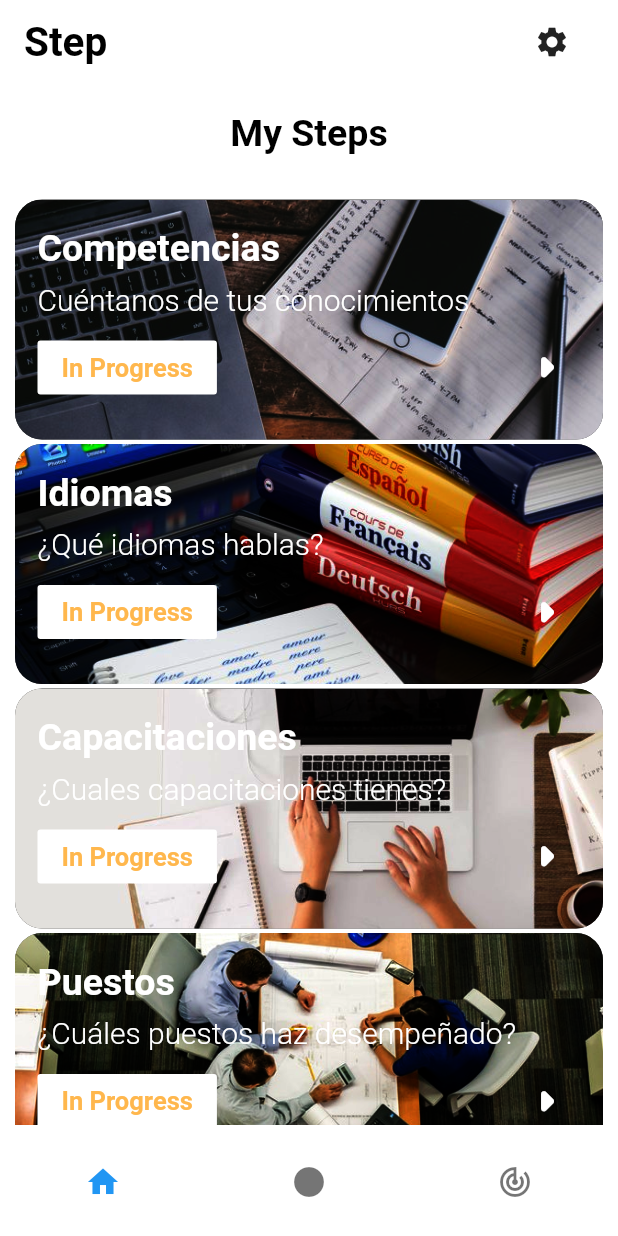
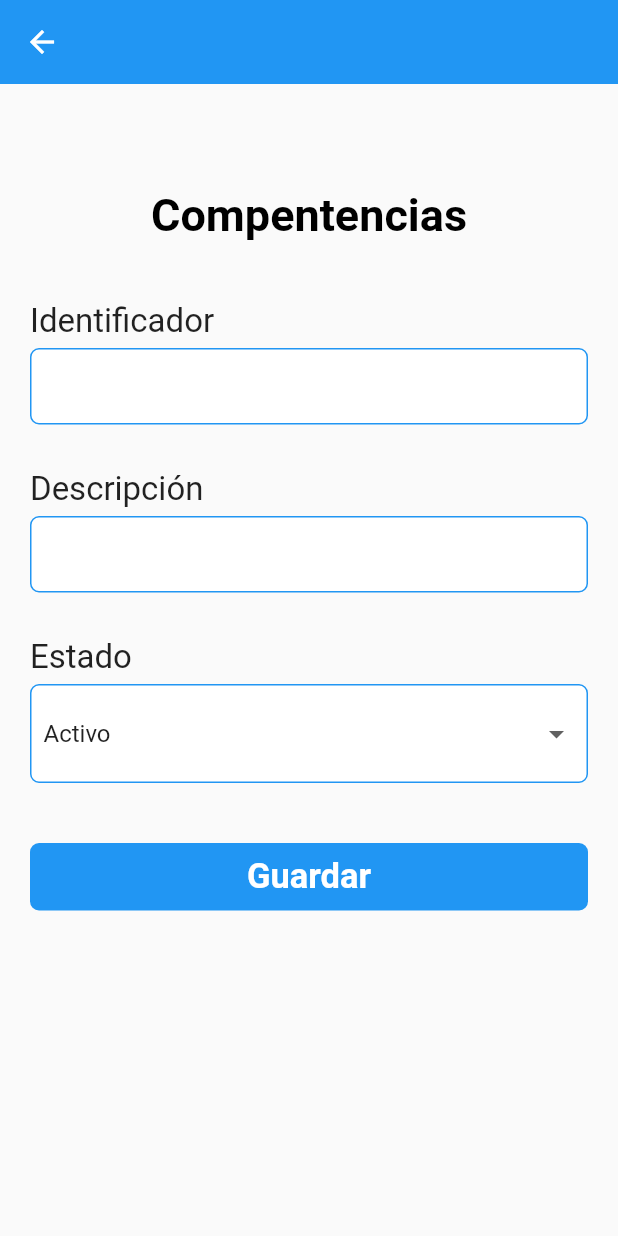
Before and after one commit to JhonasV/Step, a Flutter app: the screen it shows after launch, after a tap on "Competencias", on a phone screen of 412 x 824 dp. Run offline on Flutter 3.47's test engine with Material 2 defaults, Android fonts, the phone set to English and light mode, and no system bars.

Commit message:
compentencies screen added

```diff
--- /dev/null
+++ b/lib/config/menu.dart
@@ -0,0 +1,76 @@
+import 'package:flutter/material.dart';
+
+List<Map<String, dynamic>> stepMenuItems = [
+  {
+    "title": "Competencias",
+    "subtitle": "Cuéntanos de tus conocimientos",
+    "icon": Icons.arrow_right,
+    "imageUrl": "assets/images/competencies.jpg",
+    "color1": Colors.blue,
+    "color2": Colors.blue[200],
+  },
+  {
+    "title": "Idiomas",
+    "subtitle": "¿Qué idiomas hablas?",
+    "icon": Icons.arrow_right,
+    "imageUrl": "assets/images/languages.jpg",
+    "color1": Colors.red,
+    "color2": Colors.red[200],
+  },
+  {
+    "title": "Capacitaciones",
+    "subtitle": "¿Cuales capacitaciones tienes?",
+    "icon": Icons.arrow_right,
+    "imageUrl": "assets/images/trainings.jpg",
+    "color1": Colors.green,
+    "color2": Colors.green[200],
+  },
+  {
+    "title": "Puestos",
+    "subtitle": "¿Cuáles puestos haz desempeñado?",
+    "icon": Icons.arrow_right,
+    "imageUrl": "assets/images/job_roles.jpg",
+    "color1": Colors.black,
+    "color2": Colors.grey[200],
+  },
+  {
+    "title": "Candidatos",
+    "subtitle": "Completa tu información de candidato",
+    "icon": Icons.arrow_right,
+    "imageUrl": "assets/images/candidates.jpg",
+    "color1": Colors.blue,
+    "color2": Colors.blue[200],
+  },
+  {
+    "title": "Experiencia laboral",
+    "subtitle": "Hablános de tu experiencia",
+    "icon": Icons.arrow_right,
+    "imageUrl": "assets/images/experience.jpg",
+    "color1": Colors.orange,
+    "color2": Colors.orange[200],
+  },
+  {
+    "title": "Selección candidato",
+    "subtitle": "Gestiona tus candidatos",
+    "icon": Icons.arrow_right,
+    "imageUrl": "assets/images/competencies.jpg",
+    "color1": Colors.yellow,
+    "color2": Colors.yellow[200],
+  },
+  {
+    "title": "Consultas",
+    "subtitle": "Información de los candidatos",
+    "icon": Icons.arrow_right,
+    "imageUrl": "assets/images/competencies.jpg",
+    "color1": Colors.purple,
+    "color2": Colors.purple[200],
+  },
+  {
+    "title": "Reportes",
+    "subtitle": "Estadísticas de candidatos",
+    "icon": Icons.arrow_right,
+    "imageUrl": "assets/images/competencies.jpg",
+    "color1": Colors.teal,
+    "color2": Colors.teal[200],
+  },
+];
--- a/lib/main.dart
+++ b/lib/main.dart
@@ -1,4 +1,5 @@
-import 'package:Step/screens/home.dart';
+import 'package:Step/screens/competencies_screen.dart';
+import 'package:Step/screens/home_screen.dart';
 import 'package:flutter/material.dart';
 
 void main() => runApp(MyApp());
@@ -9,45 +10,11 @@ class MyApp extends StatelessWidget {
     return MaterialApp(
       title: "Step",
       debugShowCheckedModeBanner: false,
-      home: Scaffold(
-        appBar: AppBar(
-          elevation: 0.0,
-          backgroundColor: Colors.white,
-          title: Text(
-            "Step",
-            style: TextStyle(
-              color: Colors.black,
-              fontWeight: FontWeight.bold,
-              fontSize: 27.0,
-            ),
-          ),
-          actions: [
-            FlatButton(
-              onPressed: () {},
-              child: Icon(Icons.settings),
-            ),
-          ],
-        ),
-        bottomNavigationBar: BottomNavigationBar(
-          backgroundColor: Colors.white,
-          elevation: 0.0,
-          items: [
-            BottomNavigationBarItem(
-              icon: Icon(Icons.home),
-              title: Text(""),
-            ),
-            BottomNavigationBarItem(
-              icon: Icon(Icons.circle),
-              title: Text(""),
-            ),
-            BottomNavigationBarItem(
-              icon: Icon(Icons.track_changes),
-              title: Text(""),
-            ),
-          ],
-        ),
-        body: Home(),
-      ),
+      initialRoute: HomeScreen.id,
+      routes: {
+        HomeScreen.id: (context) => HomeScreen(),
+        CompentenciesScreen.id: (context) => CompentenciesScreen()
+      },
     );
   }
 }
--- /dev/null
+++ b/lib/screens/competencies_screen.dart
@@ -0,0 +1,125 @@
+import 'package:flutter/material.dart';
+
+class CompentenciesScreen extends StatefulWidget {
+  static final String id = "compentencies_screen";
+  @override
+  _CompentenciesState createState() => _CompentenciesState();
+}
+
+class _CompentenciesState extends State<CompentenciesScreen> {
+  @override
+  Widget build(BuildContext context) {
+    return SafeArea(
+      child: GestureDetector(
+        onTap: () => FocusScope.of(context).unfocus(),
+        child: Scaffold(
+          appBar: AppBar(
+            elevation: 0.0,
+            backgroundColor: Colors.blue,
+          ),
+          body: Container(
+            margin: EdgeInsets.only(top: 50.0),
+            padding: EdgeInsets.all(20.0),
+            child: Expanded(
+              child: Column(
+                crossAxisAlignment: CrossAxisAlignment.start,
+                children: [
+                  Container(
+                    alignment: Alignment.center,
+                    margin: EdgeInsets.only(bottom: 40.0),
+                    child: Text(
+                      "Compentencias",
+                      style: TextStyle(
+                          color: Colors.black,
+                          fontWeight: FontWeight.w600,
+                          fontSize: 30.0,
+                          decorationColor: Colors.orange[400]),
+                    ),
+                  ),
+                  _buildTextFieldTitle("Identificador"),
+                  _buildTextField(""),
+                  _buildTextFieldTitle("Descripción"),
+                  _buildTextField(""),
+                  _buildTextFieldTitle("Estado"),
+                  _buildDropDown(),
+                  _buildFlatButton(),
+                ],
+              ),
+            ),
+          ),
+        ),
+      ),
+    );
+  }
+
+  Container _buildTextFieldTitle(String text) {
+    return Container(
+      margin: EdgeInsets.only(bottom: 5.0),
+      child: Text(
+        text,
+        style: TextStyle(fontSize: 22.0),
+      ),
+    );
+  }
+
+  Container _buildFlatButton() {
+    return Container(
+      padding: EdgeInsets.all(8.0),
+      margin: EdgeInsets.only(bottom: 40.0),
+      decoration: BoxDecoration(
+          borderRadius: BorderRadius.circular(6.0), color: Colors.blue),
+      height: 45.0,
+      width: double.infinity,
+      child: FlatButton(
+        onPressed: null,
+        child: Text(
+          "Guardar",
+          style: TextStyle(
+              fontWeight: FontWeight.w600, color: Colors.white, fontSize: 23.0),
+        ),
+      ),
+    );
+  }
+
+  Container _buildDropDown() {
+    return Container(
+      decoration: BoxDecoration(
+          border: Border.all(color: Colors.blue),
+          borderRadius: BorderRadius.circular(6.0),
+          color: Colors.white),
+      padding: EdgeInsets.all(8.0),
+      margin: EdgeInsets.only(bottom: 40.0),
+      width: double.infinity,
+      child: DropdownButtonFormField<String>(
+        decoration: InputDecoration(border: InputBorder.none),
+        value: 'activo',
+        items: [
+          DropdownMenuItem<String>(
+            child: Text('Activo'),
+            value: 'activo',
+          ),
+          DropdownMenuItem<String>(
+            child: Text('Inactivo'),
+            value: 'inactivo',
+          ),
+        ],
+        onChanged: (String newValue) => print(newValue),
+      ),
+    );
+  }
+
+  Container _buildTextField(String hintText) {
+    return Container(
+      decoration: BoxDecoration(
+          border: Border.all(color: Colors.blue),
+          borderRadius: BorderRadius.circular(6.0),
+          color: Colors.white),
+      margin: EdgeInsets.only(bottom: 30.0),
+      padding: EdgeInsets.symmetric(horizontal: 8.0),
+      child: TextField(
+        style: TextStyle(fontSize: 21.0),
+        decoration: InputDecoration(border: InputBorder.none),
+      ),
+    );
+  }
+}
--- a/lib/screens/home.dart
+++ /dev/null
@@ -1,118 +0,0 @@
-import 'package:Step/widgets/step_menu_widget.dart';
-import 'package:flutter/material.dart';
-
-class Home extends StatefulWidget {
-  Home({Key key}) : super(key: key);
-
-  @override
-  State<StatefulWidget> createState() => _HomeState();
-}
-
-class _HomeState extends State<Home> {
-  @override
-  Widget build(BuildContext context) {
-    return Container(
-      padding: EdgeInsets.symmetric(horizontal: 10.0, vertical: 18.0),
-      color: Colors.white,
-      child: Column(
-        children: [
-          Text(
-            "My Steps",
-            style: TextStyle(
-                color: Colors.black,
-                fontSize: 25.0,
-                fontWeight: FontWeight.bold),
-          ),
-          SizedBox(height: 10.0),
-          Expanded(
-            child: ListView(
-              children: [
-                SizedBox(
-                  height: 20.0,
-                ),
-                StepMenu(
-                  title: "Competencias",
-                  subtitle: "Cuéntanos de tus conocimientos",
-                  icon: Icons.arrow_right,
-                  imageUrl: "assets/images/competencies.jpg",
-                ),
-                SizedBox(
-                  height: 3.0,
-                ),
-                StepMenu(
-                  title: "Idiomas",
-                  subtitle: "¿Qué idiomas hablas?",
-                  icon: Icons.arrow_right,
-                  imageUrl: "assets/images/languages.jpg",
-                ),
-                SizedBox(
-                  height: 3.0,
-                ),
-                StepMenu(
-                  title: "Capacitaciones",
-                  subtitle: "¿Cuales capacitaciones tienes?",
-                  icon: Icons.arrow_right,
-                  imageUrl: "assets/images/trainings.jpg",
-                ),
-                SizedBox(
-                  height: 3.0,
-                ),
-                StepMenu(
-                  title: "Puestos",
-                  subtitle: "¿Cuáles puestos haz desempeñado?",
-                  icon: Icons.arrow_right,
-                  imageUrl: "assets/images/job_roles.jpg",
-                ),
-                SizedBox(
-                  height: 3.0,
-                ),
-                StepMenu(
-                  title: "Candidatos",
-                  subtitle: "Completa tu información de candidato",
-                  icon: Icons.arrow_right,
-                  imageUrl: "assets/images/competencies.jpg",
-                ),
-                SizedBox(
-                  height: 3.0,
-                ),
-                StepMenu(
-                  title: "Experiencia laboral",
-                  subtitle: "Hablános de tu experiencia",
-                  icon: Icons.arrow_right,
-                  imageUrl: "assets/images/competencies.jpg",
-                ),
-                SizedBox(
-                  height: 3.0,
-                ),
-                StepMenu(
-                  title: "Selección candidato",
-                  subtitle: "Gestiona tus candidatos",
-                  icon: Icons.arrow_right,
-                  imageUrl: "assets/images/competencies.jpg",
-                ),
-                SizedBox(
-                  height: 3.0,
-                ),
-                StepMenu(
-                  title: "Consultas",
-                  subtitle: "Consulta información de los candidatos",
-                  icon: Icons.arrow_right,
-                  imageUrl: "assets/images/competencies.jpg",
-                ),
-                SizedBox(
-                  height: 3.0,
-                ),
-                StepMenu(
-                  title: "Reportes",
-                  subtitle: "Estadísticas de la gestión de candidatos",
-                  icon: Icons.arrow_right,
-                  imageUrl: "assets/images/competencies.jpg",
-                ),
-              ],
-            ),
-          ),
-        ],
-      ),
-    );
-  }
-}
--- /dev/null
+++ b/lib/screens/home_screen.dart
@@ -0,0 +1,88 @@
+import 'package:Step/widgets/step_menu_widget.dart';
+import 'package:flutter/material.dart';
+import 'package:Step/config/menu.dart';
+
+class HomeScreen extends StatefulWidget {
+  static final String id = "home_screen";
+  HomeScreen({Key key}) : super(key: key);
+
+  @override
+  State<StatefulWidget> createState() => _HomeScreenState();
+}
+
+class _HomeScreenState extends State<HomeScreen> {
+  _buildMenuItems() {
+    List<Widget> items = [];
+    stepMenuItems.forEach((element) {
+      items.add(StepMenu(
+        title: element["title"],
+        subtitle: element["subtitle"],
+        icon: element["icon"],
+        imageUrl: element["imageUrl"],
+        color1: element["color1"],
+        color2: element["color2"],
+      ));
+    });
+
+    return items;
+  }
+
+  @override
+  Widget build(BuildContext context) {
+    return Scaffold(
+      appBar: AppBar(
+        elevation: 0.0,
+        backgroundColor: Colors.white,
+        title: Text(
+          "Step",
+          style: TextStyle(
+              color: Colors.black,
+              fontWeight: FontWeight.bold,
+              fontSize: 27.0,
+              decorationColor: Colors.orange[400]),
+        ),
+        actions: [
+          FlatButton(
+            onPressed: () {},
+            child: Icon(Icons.settings),
+          ),
+        ],
+      ),
+      bottomNavigationBar: BottomNavigationBar(
+        backgroundColor: Colors.white,
+        elevation: 0.0,
+        items: [
+          BottomNavigationBarItem(
+            icon: Icon(Icons.home),
+            title: Text(""),
+          ),
+          BottomNavigationBarItem(
+            icon: Icon(Icons.circle),
+            title: Text(""),
+          ),
+          BottomNavigationBarItem(
+            icon: Icon(Icons.track_changes),
+            title: Text(""),
+          ),
+        ],
+      ),
+      body: Container(
+        color: Colors.white,
+        child: Column(
+          children: [
+            SizedBox(height: 10.0),
+            Expanded(
+              child: GridView.count(
+                crossAxisCount: 1,
+                childAspectRatio: 2.3,
+                crossAxisSpacing: 2.0,
+                mainAxisSpacing: 5.0,
+                children: _buildMenuItems(),
+              ),
+            ),
+          ],
+        ),
+      ),
+    );
+  }
+}
--- a/lib/widgets/step_menu_widget.dart
+++ b/lib/widgets/step_menu_widget.dart
@@ -1,3 +1,4 @@
+import 'package:Step/screens/competencies_screen.dart';
 import 'package:flutter/material.dart';
 
 class StepMenu extends StatelessWidget {
@@ -5,24 +6,42 @@ class StepMenu extends StatelessWidget {
   final String subtitle;
   final IconData icon;
   final String imageUrl;
-  StepMenu({this.title, this.subtitle, this.icon, this.imageUrl});
+  final Color color1, color2;
+  StepMenu(
+      {this.title,
+      this.subtitle,
+      this.icon,
+      this.imageUrl,
+      this.color1,
+      this.color2});
 
   @override
   Widget build(BuildContext context) {
     return GestureDetector(
-      onTap: () => print("Step cards tapped"),
+      onTap: () => Navigator.pushNamed(context, CompentenciesScreen.id),
       child: Container(
-        padding: EdgeInsets.symmetric(horizontal: 15.0, vertical: 18.0),
-        height: 160.0,
         decoration: BoxDecoration(
-          borderRadius: BorderRadius.circular(18.0),
-          color: Color.fromRGBO(28, 28, 27, 0.9),
-          image: DecorationImage(
-            colorFilter: ColorFilter.srgbToLinearGamma(),
-            image: AssetImage(imageUrl),
-            fit: BoxFit.cover,
+          gradient: new LinearGradient(
+            colors: [color1, color2],
+            begin: Alignment.centerLeft,
+            end: Alignment(1.0, 1.0),
           ),
         ),
+        child: Stack(
+          children: [
+            Opacity(
+              opacity: 0.3,
+              child: Container(
+                decoration: BoxDecoration(
+                  image: DecorationImage(
+                    image: AssetImage(imageUrl),
+                    fit: BoxFit.fill,
+                  ),
+                ),
+              ),
+            ),
+            Container(
+              padding: EdgeInsets.symmetric(horizontal: 15.0, vertical: 18.0),
               child: Column(
                 children: [
                   _buildTitle(),
@@ -32,27 +51,30 @@ class StepMenu extends StatelessWidget {
                   ),
                   Padding(
                     padding: EdgeInsets.only(top: 10.0),
-              child: _buildButton(),
+                    child: _buildButton(context),
                   )
+                ],
+              ),
+            ),
           ],
         ),
       ),
     );
   }
 
-  Row _buildButton() {
+  Row _buildButton(BuildContext context) {
     return Row(
       mainAxisAlignment: MainAxisAlignment.spaceBetween,
       children: [
         FlatButton(
           color: Colors.white,
-          onPressed: () {},
+          onPressed: () => Navigator.pushNamed(context, CompentenciesScreen.id),
           child: Text(
-            "In Progress",
+            "Start",
             style: TextStyle(
               fontWeight: FontWeight.bold,
               fontSize: 17.0,
-              color: Colors.orange[300],
+              color: Colors.green[300],
             ),
           ),
         ),
@@ -70,15 +92,12 @@ class StepMenu extends StatelessWidget {
       children: [
         Text(
           subtitle,
+          overflow: TextOverflow.ellipsis,
           style: TextStyle(
             color: Colors.white,
             fontSize: 20.0,
             fontWeight: FontWeight.w300,
-              shadows: [
-                Shadow(
-                  color: Colors.blue.shade900.withOpacity(1.0),
           ),
-              ]),
         ),
       ],
     );
--- a/pubspec.yaml
+++ b/pubspec.yaml
@@ -40,10 +40,8 @@ flutter:
 
   # To add assets to your application, add an assets section, like this:
   assets:
-    - assets/images/competencies.jpg
-    - assets/images/languages.jpg
-    - assets/images/trainings.jpg
-    - assets/images/job_roles.jpg
+    - assets/images/
+
   # An image asset can refer to one or more resolution-specific "variants", see
   # https://flutter.dev/assets-and-images/#resolution-aware.
 
```
Also changed, not shown: assets/images/candidates.jpg (added), assets/images/experience.jpg (added). Lines whose indentation alone changed are shown as unchanged.
